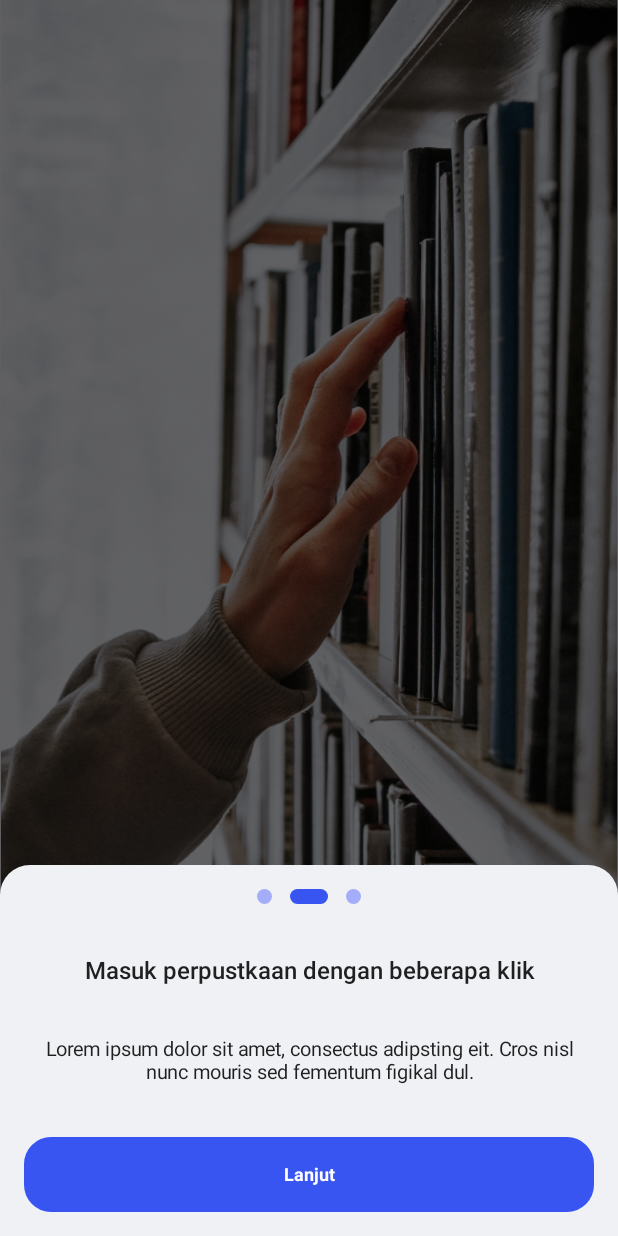
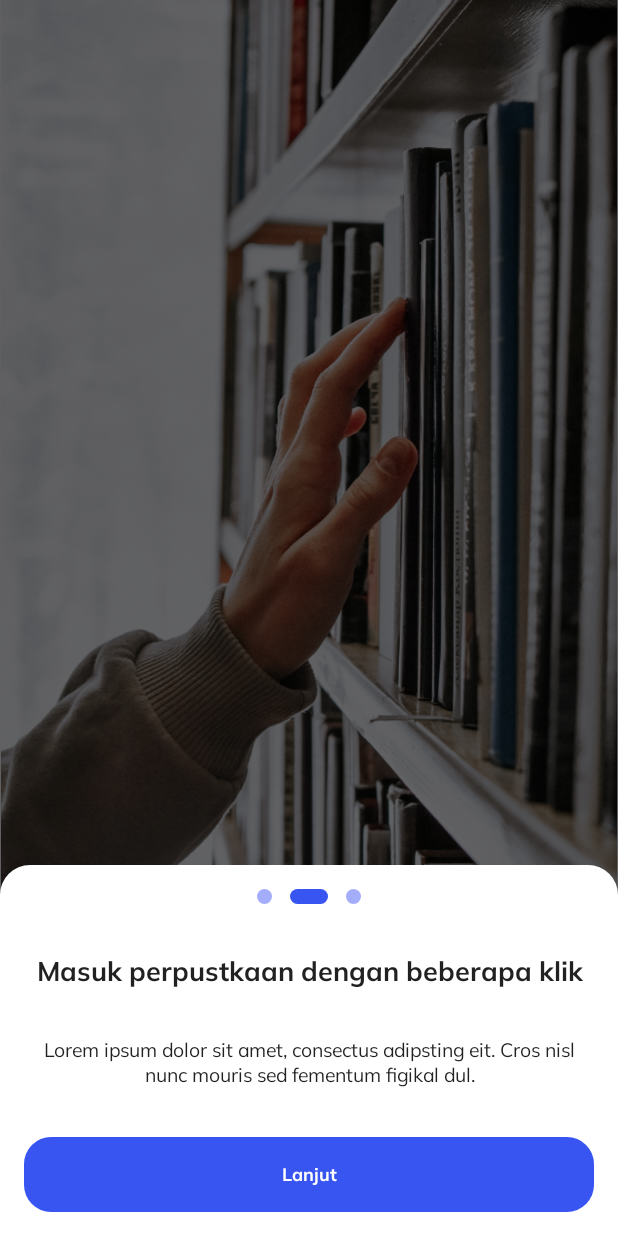
Before and after one commit to Bakaran-Project/bp_library, an Android app built with Jetpack Compose: the screen it shows after launch (MainActivity), after a tap on "Lanjut", on a phone screen of 412 x 824 dp. Run offline under Robolectric (Android 15) with nearby library versions, the light colour scheme and no system bars; our stand-ins replace Dagger/Hilt's generated code, accompanist.

Commit message:
feat: update font

```diff
--- a/app/src/main/java/com/bp/library/MainActivity.kt
+++ b/app/src/main/java/com/bp/library/MainActivity.kt
@@ -25,6 +25,7 @@ import com.google.accompanist.navigation.animation.composable
 import com.google.accompanist.navigation.animation.navigation
 import com.google.accompanist.navigation.animation.rememberAnimatedNavController
 import com.google.accompanist.pager.ExperimentalPagerApi
+import com.google.accompanist.systemuicontroller.rememberSystemUiController
 import dagger.hilt.android.AndroidEntryPoint
 
 /**
@@ -46,20 +47,38 @@ class MainActivity : ComponentActivity() {
                     color = MaterialTheme.colors.background
                 ) {
                     val router = rememberAnimatedNavController()
+                    val systemUITheme = rememberSystemUiController()
+
                     AnimatedNavHost(
                         navController = router,
                         startDestination = Routes.SPLASH
                     ){
                         composable(Routes.SPLASH){
+                            systemUITheme.setSystemBarsColor(
+                                    color = MaterialTheme.colors.surface,
+                                    darkIcons = true,
+                            )
                             PageSplashScreen(router = router)
                         }
                         composable(Routes.ONBOARD){
+                            systemUITheme.setSystemBarsColor(
+                                color = MaterialTheme.colors.primary,
+                                darkIcons = false,
+                            )
                             PageOnboard(router = router)
                         }
                         composable(Routes.LOGIN){
+                            systemUITheme.setSystemBarsColor(
+                                color = MaterialTheme.colors.surface,
+                                darkIcons = true,
+                            )
                             PageLogin(router = router)
                         }
                         composable(Routes.REGISTER){
+                            systemUITheme.setSystemBarsColor(
+                                color = MaterialTheme.colors.surface,
+                                darkIcons = true,
+                            )
                             PageRegister(router = router)
                         }
                         navigation(route = Routes.DASHBOARD, startDestination = Routes.Dashboard.HOME){
--- a/app/src/main/java/com/bp/library/ui/component/Button.kt
+++ b/app/src/main/java/com/bp/library/ui/component/Button.kt
@@ -15,6 +15,7 @@ import androidx.compose.ui.unit.dp
 import com.bp.library.ui.theme.BpLibraryTheme
 import com.bp.library.R
 import com.bp.library.ui.theme.Line
+import com.bp.library.ui.theme.PrimaryLighter
 
 /**
  *
@@ -65,7 +66,7 @@ fun ButtonSecondary(
         onClick = onClick,
         enabled=enabled,
         colors = ButtonDefaults.buttonColors(
-            backgroundColor = Color.White
+            backgroundColor = PrimaryLighter
         ),
         modifier = modifier
             .fillMaxWidth()
@@ -80,7 +81,8 @@ fun ButtonSecondary(
     ) {
         Text(
             text = text,
-            style = MaterialTheme.typography.button
+            style = MaterialTheme.typography.button,
+            color = MaterialTheme.colors.primary
         )
     }
 }
--- a/app/src/main/java/com/bp/library/ui/pages/onboard/PageOnboard.kt
+++ b/app/src/main/java/com/bp/library/ui/pages/onboard/PageOnboard.kt
@@ -133,7 +133,7 @@ fun ContentOnboard(
                 )
             )
             .background(
-                MaterialTheme.colors.background
+                MaterialTheme.colors.surface
             )
             .padding(
                 horizontal = 16.dp,
@@ -145,20 +145,23 @@ fun ContentOnboard(
         Indicators(size = pagerState.pageCount, index = pagerState.currentPage)
         Text(
             text = item.title,
-            style = MaterialTheme.typography.subtitle1,
+            style = MaterialTheme.typography.h3,
             textAlign = TextAlign.Center,
             modifier = modifier.fillMaxWidth()
         )
-        if(pagerState.currentPage == 3) {
+        if(pagerState.currentPage == 2) {
+           Column {
                ButtonSecondary(
                    text = "Buat Akun"
                ){
                    onRegister()
                }
+               Spacer(modifier = modifier.height(8.dp))
                ButtonPrimary(
                    text = "Masuk akun",
                ){
                    onLogin()
+               }
            }
         }else{
             Text(
--- a/app/src/main/java/com/bp/library/ui/theme/Type.kt
+++ b/app/src/main/java/com/bp/library/ui/theme/Type.kt
@@ -98,38 +98,47 @@ val Typography = Typography(
     h1 = TextStyle(
         fontWeight = FontWeight.Bold,
         fontSize = 24.sp,
+        fontFamily = fontFamily
     ),
     h2 = TextStyle(
         fontWeight = FontWeight.Bold,
-        fontSize = 21.sp
+        fontSize = 21.sp,
+        fontFamily = fontFamily
     ),
     h3 = TextStyle(
         fontWeight = FontWeight.Bold,
-        fontSize = 18.sp
+        fontSize = 18.sp,
+        fontFamily = fontFamily
     ),
     subtitle1 = TextStyle(
         fontWeight = FontWeight.SemiBold,
         fontSize = 16.sp,
+        fontFamily = fontFamily
     ),
     subtitle2 = TextStyle(
         fontWeight = FontWeight.SemiBold,
         fontSize = 14.sp,
+        fontFamily = fontFamily
     ),
     body1 = TextStyle(
         fontWeight = FontWeight.Normal,
         fontSize = 14.sp,
+        fontFamily = fontFamily
     ),
     body2 = TextStyle(
         fontWeight = FontWeight.Normal,
         fontSize = 13.sp,
+        fontFamily = fontFamily
     ),
     button = TextStyle(
         fontWeight = FontWeight.Bold,
         fontSize = 12.sp,
+        fontFamily = fontFamily
     ),
     caption = TextStyle(
         fontWeight = FontWeight.SemiBold,
         fontSize = 12.sp,
+        fontFamily = fontFamily
     ),
 
 )
```
Also changed, not shown: app/src/main/java/com/bp/library/ui/component/ItemBook.kt (added, +89 -0 lines). Lines whose indentation alone changed are shown as unchanged.
